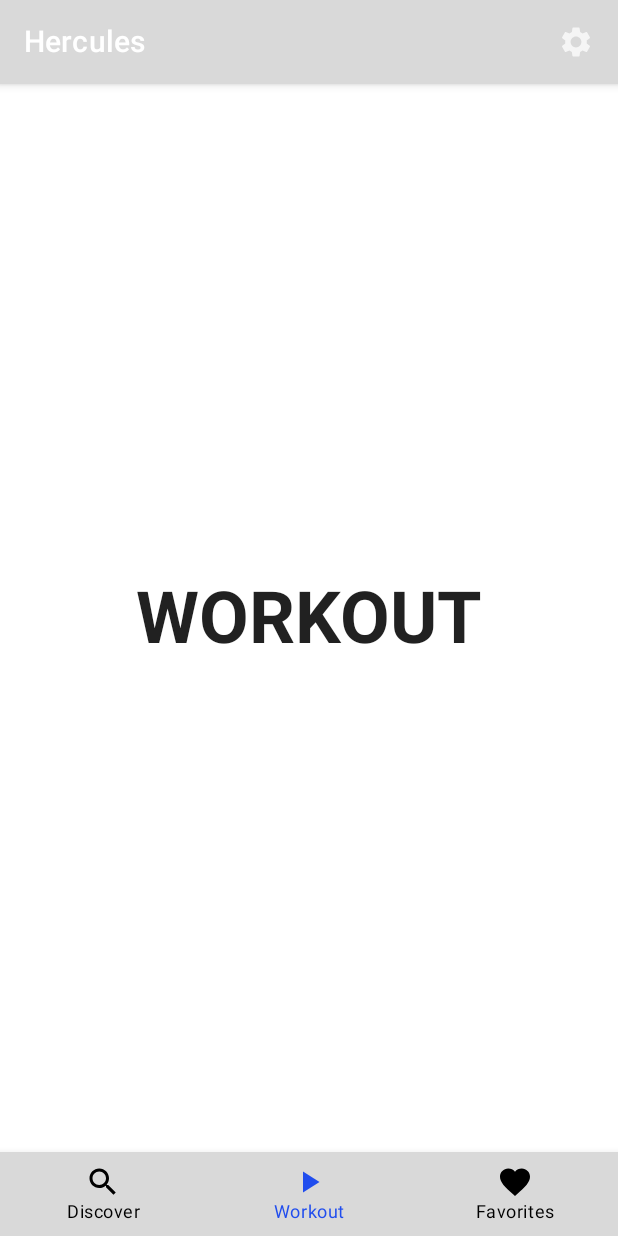
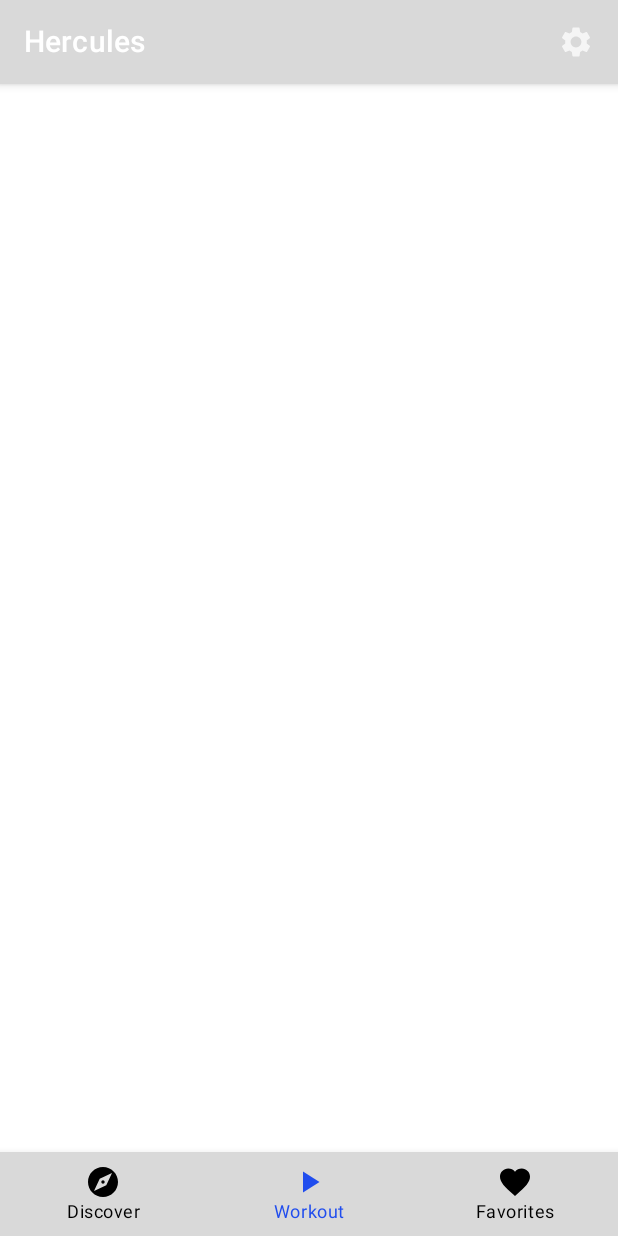
Before and after one commit to herculesHCI/HerculesMobile, an Android app built with Jetpack Compose: the HomeScreen screen opened through its navigation route, item 2 of the bottom bar chosen, on a phone screen of 412 x 824 dp. Run offline under Robolectric (Android 15) with nearby library versions, the phone set to English and light mode, and no system bars.

Commit message:
Nav bar mejorado

```diff
--- a/app/src/main/java/com/example/ejemploclase/BottomBarScreen.kt
+++ b/app/src/main/java/com/example/ejemploclase/BottomBarScreen.kt
@@ -12,7 +12,7 @@ sealed class BottomBarScreen(
     object Discover : BottomBarScreen(
         route = "DISCOVER",
         title = "Discover",
-        icon = Icons.Default.Search
+        icon = Icons.Default.Explore
     )
 
     object Workout : BottomBarScreen(
--- a/app/src/main/java/com/example/ejemploclase/Screens/ScreenContent.kt
+++ /dev/null
@@ -1,26 +0,0 @@
-package com.example.ejemploclase
-
-import androidx.compose.foundation.clickable
-import androidx.compose.foundation.layout.Box
-import androidx.compose.foundation.layout.fillMaxSize
-import androidx.compose.material.MaterialTheme
-import androidx.compose.material.Text
-import androidx.compose.runtime.Composable
-import androidx.compose.ui.Alignment
-import androidx.compose.ui.Modifier
-import androidx.compose.ui.text.font.FontWeight
-
-@Composable
-fun ScreenContent(name: String, onClick: () -> Unit) {
-    Box(
-        modifier = Modifier.fillMaxSize(),
-        contentAlignment = Alignment.Center
-    ) {
-        Text(
-            modifier = Modifier.clickable { onClick() },
-            text = name,
-            fontSize = MaterialTheme.typography.h3.fontSize,
-            fontWeight = FontWeight.Bold
-        )
-    }
-}
--- a/app/src/main/java/com/example/ejemploclase/graphs/HomeNavGraph.kt
+++ b/app/src/main/java/com/example/ejemploclase/graphs/HomeNavGraph.kt
@@ -7,7 +7,6 @@ import androidx.navigation.compose.composable
 import com.example.ejemploclase.BottomBarScreen
 import com.example.ejemploclase.DiscoverScreen
 import com.example.ejemploclase.FavoriteScreen
-import com.example.ejemploclase.ScreenContent
 
 @Composable
 fun HomeNavGraph(navController: NavHostController) {
@@ -20,10 +19,10 @@ fun HomeNavGraph(navController: NavHostController) {
             DiscoverScreen()
         }
         composable(route = BottomBarScreen.Workout.route) {
-            ScreenContent(
-                name = BottomBarScreen.Workout.route,
-                onClick = { }
-            )
+//            ScreenContent(
+//                name = BottomBarScreen.Workout.route,
+//                onClick = { }
+//            )
         }
         composable(route = BottomBarScreen.Favorites.route) {
             FavoriteScreen()
```
